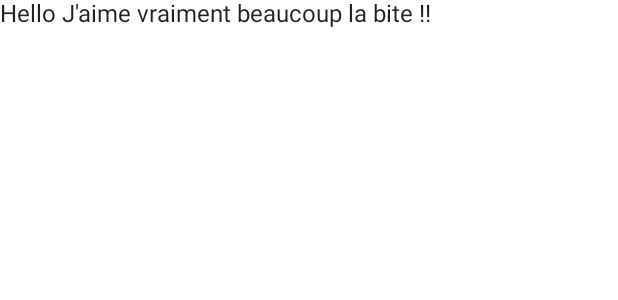
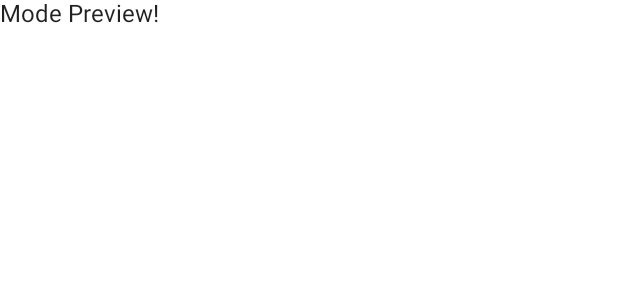
Before and after one commit to Les-Preux-Chevaliers/AppAndroidUQAC, an Android app built with Jetpack Compose: the @Preview function DefaultPreview, on a phone screen of 412 x 824 dp. Shown: the top 300 px of the screen. Run offline under Robolectric (Android 15) with nearby library versions, the phone set to English and light mode, and no system bars.

Commit message:
First Commit
Add Mode display name

```diff
--- a/app/src/main/java/com/example/lepeenice/MainActivity.kt
+++ b/app/src/main/java/com/example/lepeenice/MainActivity.kt
@@ -22,7 +22,7 @@ class MainActivity : ComponentActivity() {
                     modifier = Modifier.fillMaxSize(),
                     color = MaterialTheme.colors.background
                 ) {
-                    Greeting("Android")
+                    Greeting("Mode App!")
                 }
             }
         }
@@ -31,13 +31,13 @@ class MainActivity : ComponentActivity() {
 
 @Composable
 fun Greeting(name: String) {
-    Text(text = "Hello $name!")
+    Text(text = "$name!")
 }
 
 @Preview(showBackground = true)
 @Composable
 fun DefaultPreview() {
     LEpeeNiceTheme {
-        Greeting("J'aime vraiment beaucoup la bite !")
+        Greeting("Mode Preview")
     }
 }
```
